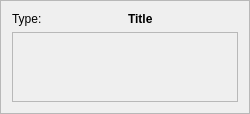
Qt form ui/scroller.ui (iceanimations/customui) before a commit.
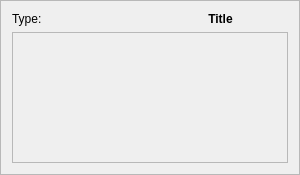
The same form after that commit.

Commit message: leaveEvent and enterEvent added to item class, thumbLabel set to hiden, width and height of scrollBars in scroller set to 15 and some geomatry adjustments made to ui files

```diff
--- a/ui/scroller.ui
+++ b/ui/scroller.ui
@@ -6,13 +6,19 @@
    <rect>
     <x>0</x>
     <y>0</y>
-    <width>250</width>
-    <height>113</height>
+    <width>300</width>
+    <height>175</height>
    </rect>
   </property>
+  <property name="minimumSize">
+   <size>
+    <width>300</width>
+    <height>0</height>
+   </size>
+  </property>
   <property name="maximumSize">
    <size>
-    <width>250</width>
+    <width>300</width>
     <height>16777215</height>
    </size>
   </property>
@@ -46,6 +52,9 @@
        <property name="text">
         <string>Title</string>
        </property>
+       <property name="alignment">
+        <set>Qt::AlignCenter</set>
+       </property>
       </widget>
      </item>
     </layout>
@@ -72,11 +81,47 @@
        <rect>
         <x>0</x>
         <y>0</y>
-        <width>228</width>
-        <height>70</height>
+        <width>278</width>
+        <height>132</height>
        </rect>
       </property>
-      <layout class="QVBoxLayout" name="itemLayout"/>
+      <property name="sizePolicy">
+       <sizepolicy hsizetype="Expanding" vsizetype="Expanding">
+        <horstretch>0</horstretch>
+        <verstretch>0</verstretch>
+       </sizepolicy>
+      </property>
+      <layout class="QVBoxLayout" name="sdf">
+       <property name="spacing">
+        <number>3</number>
+       </property>
+       <property name="margin">
+        <number>0</number>
+       </property>
+       <item>
+        <layout class="QVBoxLayout" name="itemLayout">
+         <property name="spacing">
+          <number>6</number>
+         </property>
+         <property name="margin">
+          <number>9</number>
+         </property>
+        </layout>
+       </item>
+       <item>
+        <spacer name="verticalSpacer">
+         <property name="orientation">
+          <enum>Qt::Vertical</enum>
+         </property>
+         <property name="sizeHint" stdset="0">
+          <size>
+           <width>20</width>
+           <height>40</height>
+          </size>
+         </property>
+        </spacer>
+       </item>
+      </layout>
      </widget>
     </widget>
    </item>
```
The commit also changes 2 other files.
